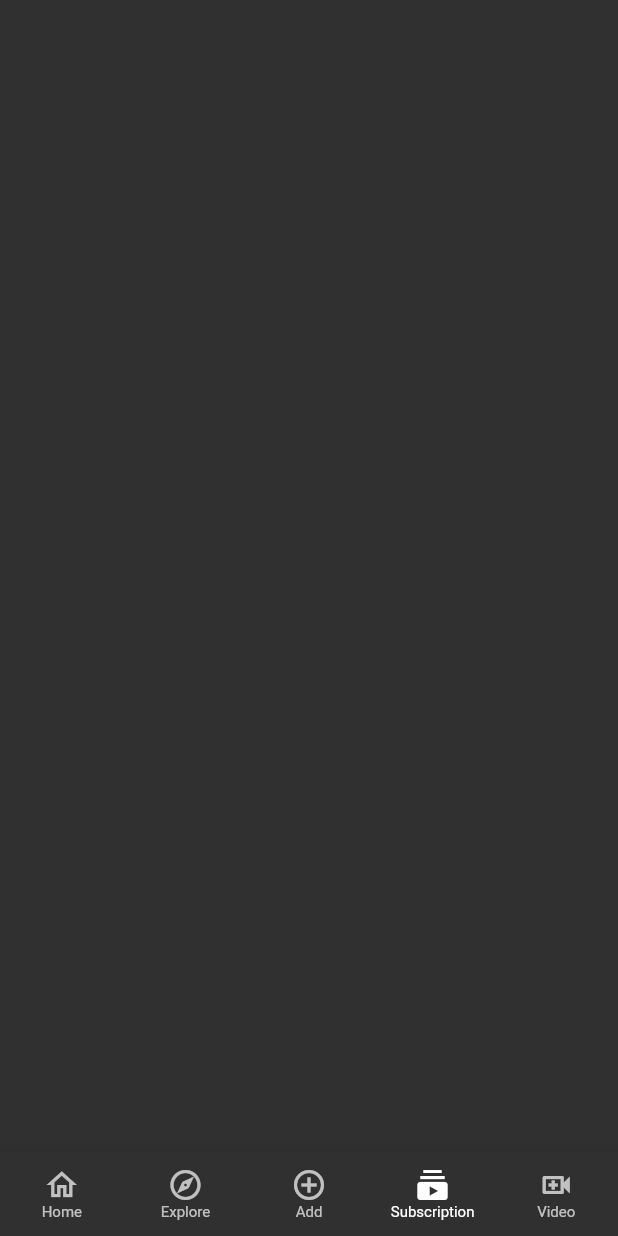
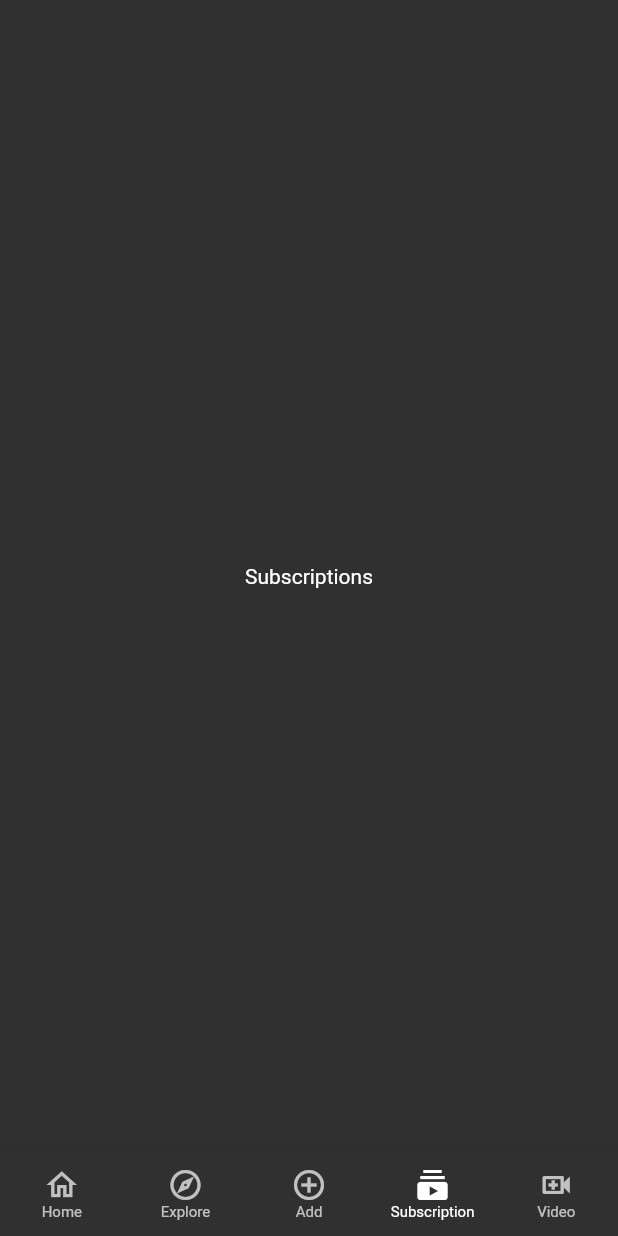
Before and after one commit to abdGhost/youtube_ui, a Flutter app: the screen it shows after launch, item 4 of the bottom bar chosen, on a phone screen of 412 x 824 dp. Run offline on Flutter 3.47's test engine with Material 2 defaults, Android fonts, the phone set to English and light mode, and no system bars.

Commit message:
Worked on navigation of screens in bottom_navbar

```diff
--- /dev/null
+++ b/lib/screens/home_screen.dart
@@ -0,0 +1,10 @@
+import 'package:flutter/material.dart';
+
+class HomeScreen extends StatelessWidget {
+  const HomeScreen({super.key});
+
+  @override
+  Widget build(BuildContext context) {
+    return const Scaffold();
+  }
+}
--- a/lib/screens/navbar_screen.dart
+++ b/lib/screens/navbar_screen.dart
@@ -1,4 +1,6 @@
 import 'package:flutter/material.dart';
+
+import 'home_screen.dart';
 
 class NavBarScreen extends StatefulWidget {
   const NavBarScreen({super.key});
@@ -10,9 +12,28 @@ class NavBarScreen extends StatefulWidget {
 class _NavBarScreenState extends State<NavBarScreen> {
   int _selectedIndex = 0;
 
+  final screens = [
+    const HomeScreen(),
+    const Scaffold(body: Center(child: Text('Explore'))),
+    const Scaffold(body: Center(child: Text('Add'))),
+    const Scaffold(body: Center(child: Text('Subscriptions'))),
+    const Scaffold(body: Center(child: Text('Video'))),
+  ];
   @override
   Widget build(BuildContext context) {
     return Scaffold(
+      body: Stack(
+        children: screens
+            .asMap()
+            .map((i, screen) => MapEntry(
+                i,
+                Offstage(
+                  offstage: _selectedIndex != i,
+                  child: screen,
+                )))
+            .values
+            .toList(),
+      ),
       bottomNavigationBar: BottomNavigationBar(
         type: BottomNavigationBarType.fixed,
         currentIndex: _selectedIndex,
```
